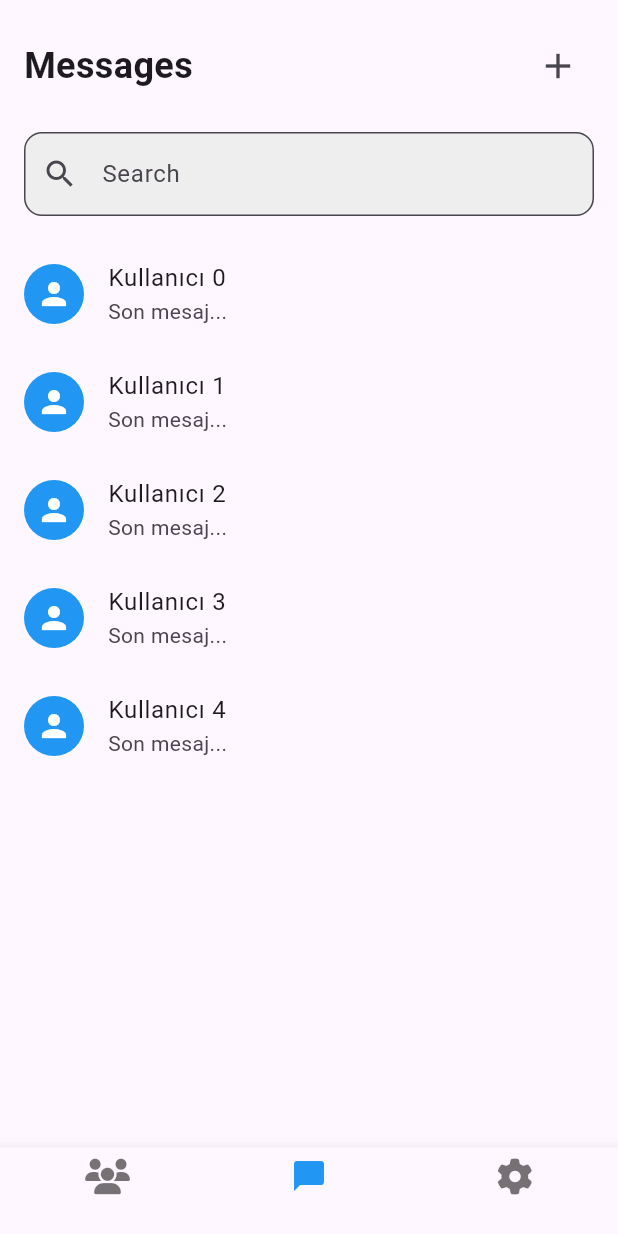
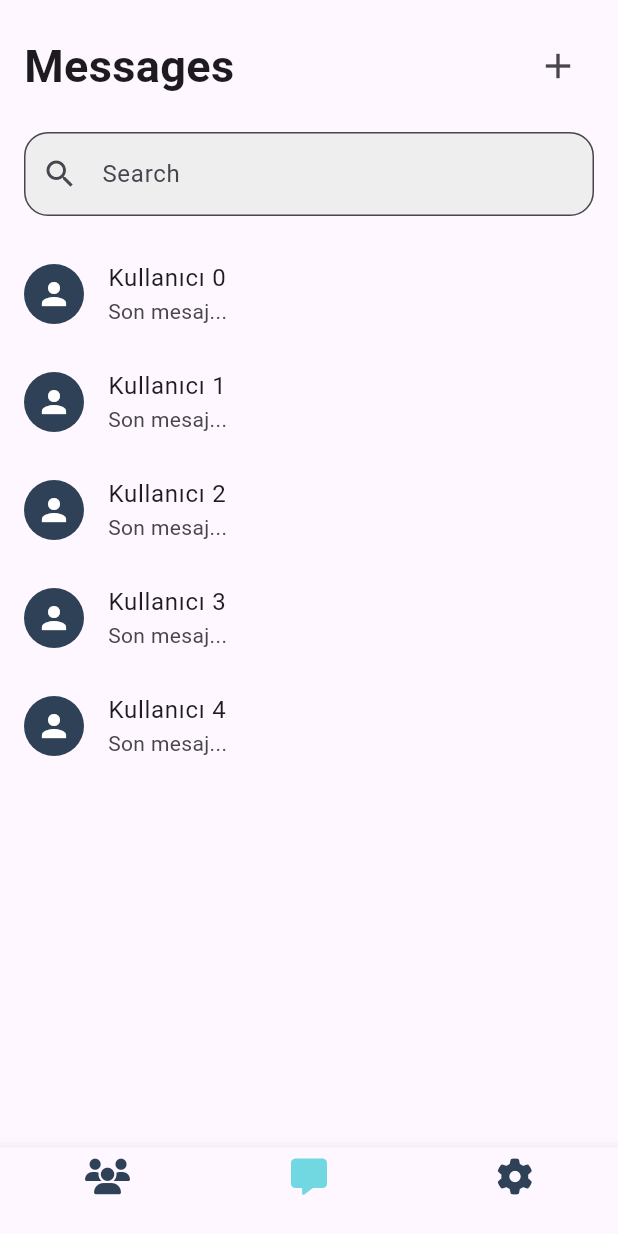
Before and after one commit to miracmuberragul/chatly_frontend, a Flutter app: the MessagesPage screen opened by its route, on a phone screen of 412 x 824 dp. Run offline on Flutter 3.47's test engine with Material 3 defaults, Android fonts, the phone set to English and light mode, and no system bars; our stand-ins replace cloud_firestore, firebase_auth, firebase_core, font_awesome_flutter, google_sign_in, sign_in_with_apple; accounts and stored records are empty.

Commit message:
message page changed

```diff
--- a/chatly/lib/screens/messages_page.dart
+++ b/chatly/lib/screens/messages_page.dart
@@ -17,7 +17,7 @@ class _MessagesPageState extends State<MessagesPage> {
       body: SafeArea(
         child: Column(
           children: [
-            // 🔵 Başlık ve + Butonu
+            //  Başlık ve + Butonu
             Padding(
               padding: const EdgeInsets.symmetric(
                 horizontal: 16.0,
@@ -27,13 +27,13 @@ class _MessagesPageState extends State<MessagesPage> {
                 children: [
                   const Text(
                     'Messages',
-                    style: TextStyle(fontSize: 24, fontWeight: FontWeight.bold),
+                    style: TextStyle(fontSize: 30, fontWeight: FontWeight.bold),
                   ),
                   const Spacer(),
                   IconButton(
                     icon: const Icon(Icons.add, size: 28),
                     onPressed: () {
-                      // ➕ ContactsPage'e geçiş
+                      //  ContactsPage'e geçiş
                       Navigator.pushNamed(
                         context,
                         '/contacts',
@@ -44,7 +44,7 @@ class _MessagesPageState extends State<MessagesPage> {
               ),
             ),
 
-            // 🔍 Arama Çubuğu
+            //  Arama Çubuğu
             Padding(
               padding: const EdgeInsets.symmetric(horizontal: 16.0),
               child: TextField(
@@ -54,14 +54,15 @@ class _MessagesPageState extends State<MessagesPage> {
                   filled: true,
                   fillColor: Colors.grey[200],
                   border: OutlineInputBorder(
-                    borderSide: const BorderSide(
-                      color: Colors.blue,
-                    ), // solid border
-                    borderRadius: BorderRadius.circular(12),
+                    borderSide: const BorderSide(color: Color(0xFF2F4156)),
+                    borderRadius: BorderRadius.circular(16),
                   ),
                   focusedBorder: OutlineInputBorder(
-                    borderSide: const BorderSide(color: Colors.blue, width: 2),
-                    borderRadius: BorderRadius.circular(12),
+                    borderSide: const BorderSide(
+                      color: Color(0xFF2F4156),
+                      width: 2,
+                    ),
+                    borderRadius: BorderRadius.circular(16),
                   ),
                 ),
               ),
@@ -69,14 +70,14 @@ class _MessagesPageState extends State<MessagesPage> {
 
             const SizedBox(height: 16),
 
-            // 💬 Mesaj Listesi (şimdilik boş list)
+            //  Mesaj Listesi (şimdilik boş list)
             Expanded(
               child: ListView.builder(
                 itemCount: 5, // örnek 5 öğe
                 itemBuilder: (context, index) {
                   return ListTile(
                     leading: const CircleAvatar(
-                      backgroundColor: Colors.blue,
+                      backgroundColor: Color(0xFF2F4156),
                       child: Icon(Icons.person, color: Colors.white),
                     ),
                     title: Text('Kullanıcı $index'),
@@ -90,28 +91,27 @@ class _MessagesPageState extends State<MessagesPage> {
         ),
       ),
 
-      // 🔻 Alt Navigation Bar
+      //  Alt Navigation Bar
       bottomNavigationBar: BottomNavigationBar(
         currentIndex: _selectedIndex,
         onTap: (index) {
-          // Şimdilik sadece mesaj ikonuna tıklanabilir, diğerleri dummy
           setState(() {
             _selectedIndex = index;
           });
         },
         items: const [
           BottomNavigationBarItem(
-            icon: Icon(FontAwesomeIcons.users),
+            icon: Icon(FontAwesomeIcons.users, color: Color(0xFF2F4156)),
             label: '',
           ),
           BottomNavigationBarItem(
-            icon: Icon(
-              Icons.chat_bubble,
-              color: Colors.blue,
-            ), // Ortadaki ikon mavi
+            icon: Icon(FontAwesomeIcons.solidMessage, color: Color(0xFF71D7E1)),
             label: '',
           ),
-          BottomNavigationBarItem(icon: Icon(FontAwesomeIcons.gear), label: ''),
+          BottomNavigationBarItem(
+            icon: Icon(FontAwesomeIcons.gear, color: Color(0xFF2F4156)),
+            label: '',
+          ),
         ],
       ),
     );
```
